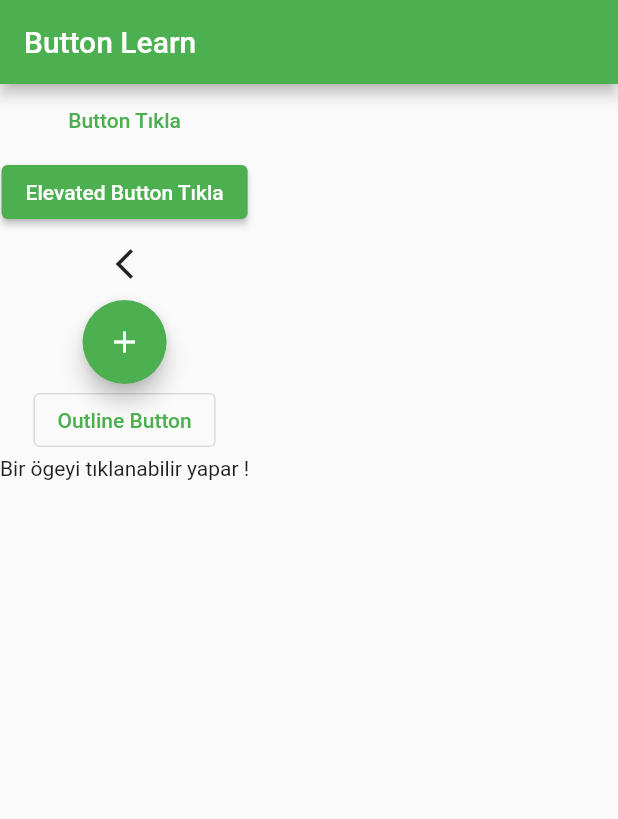
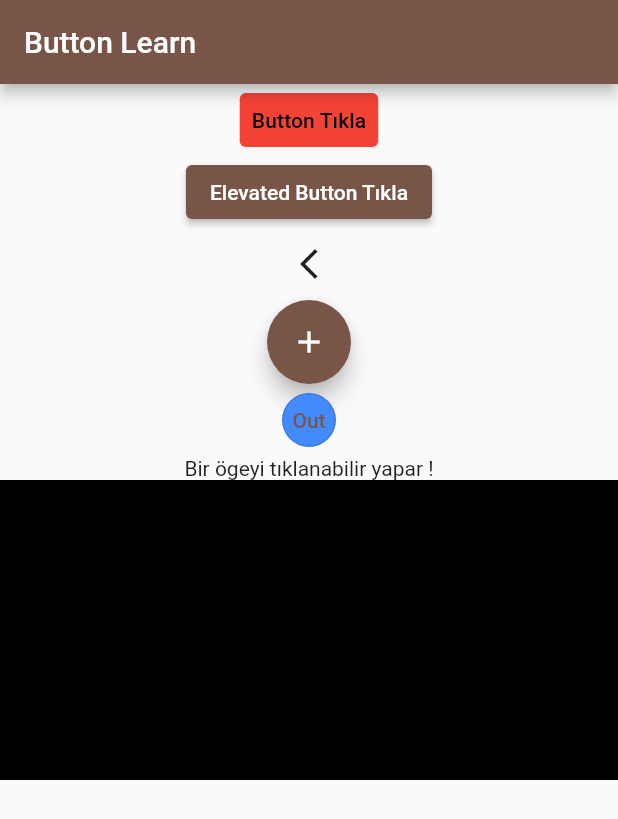
Before and after one commit to yusufcanstr/Flutter-101, a Flutter app: the screen it shows after launch, after a tap on "Bir ögeyi tıklanabilir yapar !", on a phone screen of 412 x 824 dp. Shown: the top 819 px of the screen. Run offline on Flutter 3.47's test engine with Material 2 defaults, Android fonts, the phone set to English and light mode, and no system bars.

Commit message:
button 2

```diff
--- a/lib/101/button_learn.dart
+++ b/lib/101/button_learn.dart
@@ -11,7 +11,20 @@ class ButtonLearn extends StatelessWidget {
       ),
       body: Column(
         children: [
-          TextButton(onPressed: () {}, child: Text("Button Tıkla")),
+          TextButton(
+              onPressed: () {},
+              child: Text(
+                "Button Tıkla",
+                style: Theme.of(context).textTheme.subtitle2,
+              ),
+              style: ButtonStyle(
+                backgroundColor: MaterialStateProperty.resolveWith((states) {
+                  if (states.contains(MaterialState.pressed)) {
+                    return Colors.black45;
+                  }
+                  return Colors.red;
+                }),
+              )),
           ElevatedButton(
               onPressed: (() {}), child: Text("Elevated Button Tıkla")),
           IconButton(
@@ -21,10 +34,21 @@ class ButtonLearn extends StatelessWidget {
             child: const Icon(Icons.add),
           ),
           OutlinedButton(
-              onPressed: (() {}), child: const Text("Outline Button")),
-              InkWell(onTap: (() {
+              style: OutlinedButton.styleFrom(
+                  backgroundColor: Colors.blueAccent,
+                  shape: const CircleBorder(),
+                  padding: const EdgeInsets.all(10)),
 
-              }), child: const Text("Bir ögeyi tıklanabilir yapar !"),)
+              onPressed: (() {}),
+              child: const Text("Out")),
+          InkWell(
+            onTap: (() {}),
+            child: const Text("Bir ögeyi tıklanabilir yapar !"),
+          ),
+          Container(
+            height: 200,
+            color: Colors.black,
+          )
         ],
       ),
     );
--- a/lib/main.dart
+++ b/lib/main.dart
@@ -18,7 +18,7 @@ class MyApp extends StatelessWidget {
       title: 'Flutter Demo',
       debugShowCheckedModeBanner: false,
       theme: ThemeData(
-        primarySwatch: Colors.green,
+        primarySwatch: Colors.brown,
       ),
       home: ButtonLearn(),
     );
```
